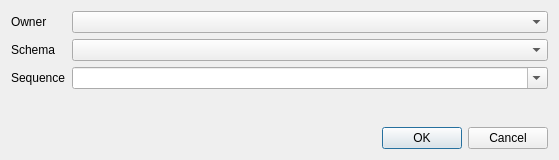
marcotcal/PG-DBA-Tools, file GUI/pgdba_ddlgenplugin/dlgparametersequence.ui: the form before one commit.
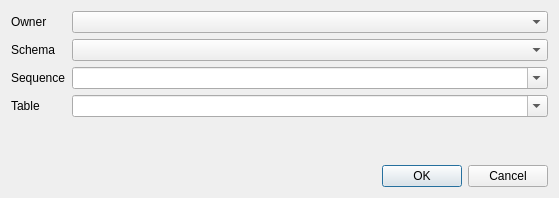
The form after the commit.

The edit to the form file:
```diff
--- a/GUI/pgdba_ddlgenplugin/dlgparametersequence.ui
+++ b/GUI/pgdba_ddlgenplugin/dlgparametersequence.ui
@@ -7,7 +7,7 @@
     <x>0</x>
     <y>0</y>
     <width>559</width>
-    <height>160</height>
+    <height>198</height>
    </rect>
   </property>
   <property name="windowTitle">
@@ -44,7 +44,21 @@
       </widget>
      </item>
      <item row="2" column="1">
-      <widget class="QComboBox" name="object_name">
+      <widget class="QComboBox" name="sequence_name">
+       <property name="editable">
+        <bool>true</bool>
+       </property>
+      </widget>
+     </item>
+     <item row="3" column="0">
+      <widget class="QLabel" name="label_2">
+       <property name="text">
+        <string>Table</string>
+       </property>
+      </widget>
+     </item>
+     <item row="3" column="1">
+      <widget class="QComboBox" name="table_name">
        <property name="editable">
         <bool>true</bool>
        </property>
```
Left out of the diff: 6 changed lines with no effect on the pictures.
